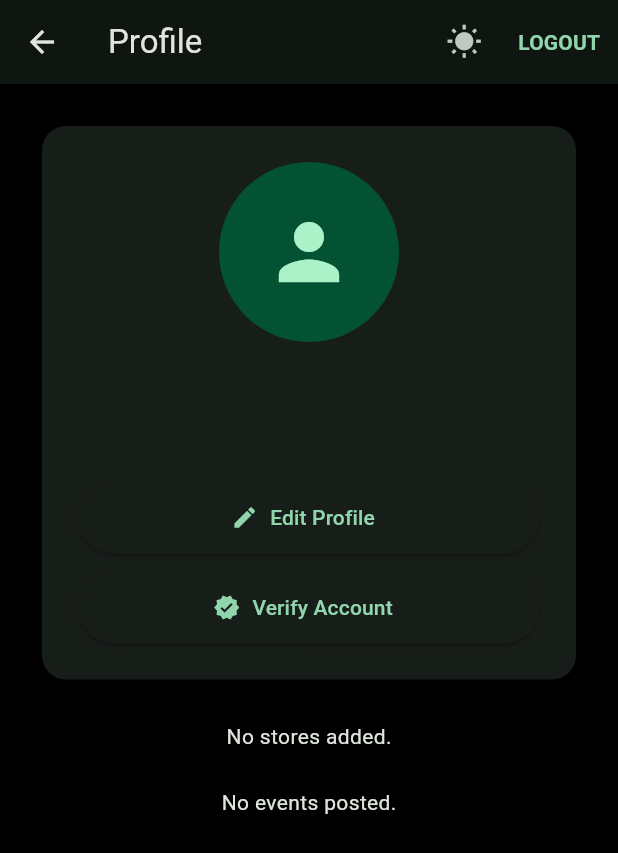
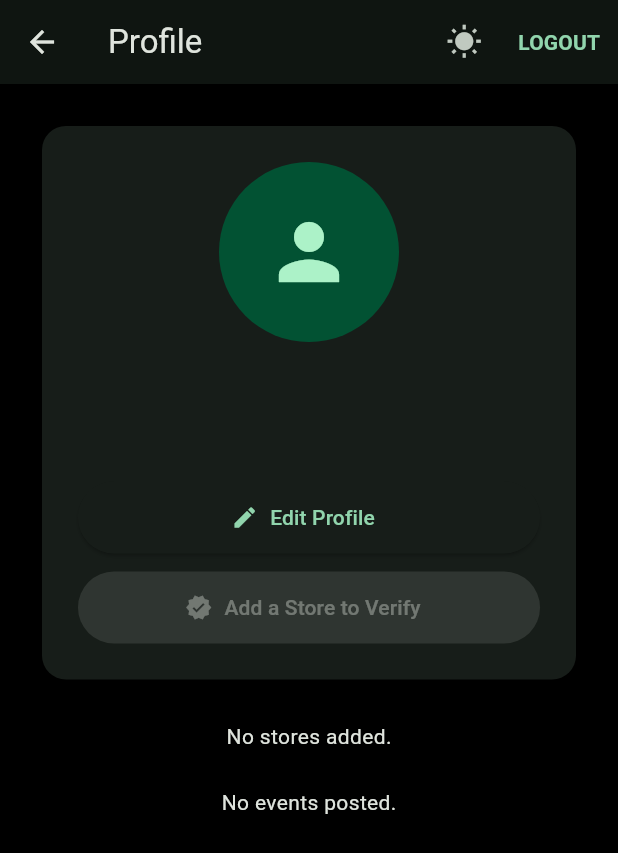
Before and after one commit to Olegario-III/lockalistaapp, a Flutter app: the ProfilePage screen opened directly with empty values, after a tap on the "nightlight round" icon, on a phone screen of 412 x 824 dp. Shown: the top 853 px of the screen. Run offline on Flutter 3.47's test engine with Material 3 defaults, Android fonts, the phone set to English and light mode, and no system bars; our stand-ins replace cached_network_image, cloud_firestore, firebase_auth, firebase_core, flutter_map, geolocator and 5 more; accounts and stored records are empty.

Commit message:
day22 working on user verification system

```diff
--- a/lib/features/profile/profile_page.dart
+++ b/lib/features/profile/profile_page.dart
@@ -1,4 +1,3 @@
-// lib/features/profile/profile_page.dart
 import 'package:flutter/material.dart';
 import 'package:firebase_auth/firebase_auth.dart';
 import 'package:cloud_firestore/cloud_firestore.dart';
@@ -26,11 +25,28 @@ class _ProfilePageState extends State<ProfilePage> {
   String imageUrl = "";
   String displayName = "";
   String email = "";
-  String role = ""; // role field from Firestore
+  String role = "";
+
   bool hasPendingVerification = false;
+  bool hasStore = false;
+  Timestamp? rejectedAt;
 
   bool get isOwner => widget.userId == currentUser?.uid;
   bool get isVerifiedOwner => role == "owner";
+
+  bool get isOnCooldown {
+    if (rejectedAt == null) return false;
+    final rejectedDate = rejectedAt!.toDate();
+    return DateTime.now()
+        .isBefore(rejectedDate.add(const Duration(days: 7)));
+  }
+
+  Duration get cooldownRemaining {
+    final rejectedDate = rejectedAt!.toDate();
+    return rejectedDate
+        .add(const Duration(days: 7))
+        .difference(DateTime.now());
+  }
 
   @override
   void initState() {
@@ -41,64 +57,76 @@ class _ProfilePageState extends State<ProfilePage> {
   Future<void> loadProfile() async {
     if (widget.userId.isEmpty) return;
 
-    final doc = await FirebaseFirestore.instance
+    /// ---------- USER ----------
+    final userDoc = await FirebaseFirestore.instance
         .collection("users")
         .doc(widget.userId)
         .get();
 
     if (!mounted) return;
 
-    if (doc.exists) {
-      final data = doc.data()!;
-      setState(() {
+    if (userDoc.exists) {
+      final data = userDoc.data()!;
       displayName = data["name"] ?? "";
       imageUrl = data["image"] ?? "";
       email = data["email"] ?? currentUser?.email ?? "";
       role = data["role"] ?? "";
-      });
+      rejectedAt = data["rejectedAt"];
     } else if (isOwner && currentUser != null) {
-      final newData = {
+      await FirebaseFirestore.instance
+          .collection("users")
+          .doc(widget.userId)
+          .set({
         "name": currentUser!.displayName ?? "",
         "email": currentUser!.email ?? "",
         "image": "",
-        "role": "", // default role
-      };
+        "role": "",
+      });
 
-      await FirebaseFirestore.instance
-          .collection("users")
-          .doc(widget.userId)
-          .set(newData);
+      displayName = currentUser!.displayName ?? "";
+      email = currentUser!.email ?? "";
+      imageUrl = "";
+      role = "";
+    }
+
+    /// ---------- STORE CHECK ----------
+    final storeSnap = await FirebaseFirestore.instance
+        .collection("stores")
+        .where("ownerId", isEqualTo: widget.userId)
+        .limit(1)
+        .get();
+
+    hasStore = storeSnap.docs.isNotEmpty;
+
+    /// ---------- VERIFICATION REQUEST ----------
+    final verSnap = await FirebaseFirestore.instance
+        .collection("verification_requests")
+        .where("userId", isEqualTo: widget.userId)
+        .where("status", isEqualTo: "pending")
+        .limit(1)
+        .get();
+
+    hasPendingVerification = verSnap.docs.isNotEmpty;
 
     if (!mounted) return;
-
-      setState(() {
-        displayName = newData["name"]!;
-        email = newData["email"]!;
-        imageUrl = "";
-        role = "";
-      });
+    setState(() {});
   }
 
-    // check if verification request is pending
-    final verDoc = await FirebaseFirestore.instance
-        .collection("verification_requests")
-        .doc(widget.userId)
-        .get();
+  String _formatDuration(Duration d) {
+    final days = d.inDays;
+    final hours = d.inHours % 24;
+    final minutes = d.inMinutes % 60;
 
-    if (!mounted) return;
-
-    setState(() {
-      hasPendingVerification =
-          verDoc.exists && (verDoc.data()?['status'] ?? "") == 'pending';
-    });
+    if (days > 0) return '${days}d ${hours}h ${minutes}m';
+    if (hours > 0) return '${hours}h ${minutes}m';
+    return '${minutes}m';
   }
 
-  /// ---------------- LOGOUT WITH CONFIRMATION ----------------
+  /// ---------------- LOGOUT ----------------
   void logout() async {
     final confirmed = await showDialog<bool>(
       context: context,
-      builder: (context) {
-        return AlertDialog(
+      builder: (_) => AlertDialog(
         title: const Text('Confirm Logout'),
         content: const Text('Are you sure you want to logout?'),
         actions: [
@@ -111,11 +139,10 @@ class _ProfilePageState extends State<ProfilePage> {
             child: const Text('Logout'),
           ),
         ],
-        );
-      },
+      ),
     );
 
-    if (confirmed != true) return; // user cancelled
+    if (confirmed != true) return;
 
     await FirebaseAuth.instance.signOut();
     if (!mounted) return;
@@ -126,6 +153,13 @@ class _ProfilePageState extends State<ProfilePage> {
   Widget build(BuildContext context) {
     final themeNotifier = context.watch<ThemeNotifier>();
     final isDarkMode = themeNotifier.isDarkMode;
+
+    final bool canVerify = isOwner &&
+        role != 'admin' &&
+        !isVerifiedOwner &&
+        hasStore &&
+        !hasPendingVerification &&
+        !isOnCooldown;
 
     return Scaffold(
       appBar: AppBar(
@@ -149,9 +183,8 @@ class _ProfilePageState extends State<ProfilePage> {
         child: SingleChildScrollView(
           padding: const EdgeInsets.all(24),
           child: Column(
-            crossAxisAlignment: CrossAxisAlignment.center,
             children: [
-              // Profile Info Card
+              /// ---------------- PROFILE CARD ----------------
               Card(
                 shape: RoundedRectangleBorder(
                   borderRadius: BorderRadius.circular(16),
@@ -159,7 +192,6 @@ class _ProfilePageState extends State<ProfilePage> {
                 child: Padding(
                   padding: const EdgeInsets.all(24),
                   child: Column(
-                    mainAxisSize: MainAxisSize.min,
                     children: [
                       CircleAvatar(
                         radius: 60,
@@ -179,12 +211,11 @@ class _ProfilePageState extends State<ProfilePage> {
                             ?.copyWith(fontWeight: FontWeight.bold),
                       ),
                       const SizedBox(height: 4),
-                      Text(
-                        email,
-                        style: Theme.of(context).textTheme.bodyMedium,
-                      ),
+                      Text(email),
                       const SizedBox(height: 24),
+
                       if (isOwner) ...[
+                        /// EDIT PROFILE
                         ElevatedButton.icon(
                           icon: const Icon(Icons.edit),
                           label: const Text("Edit Profile"),
@@ -202,30 +233,51 @@ class _ProfilePageState extends State<ProfilePage> {
                             minimumSize: const Size(double.infinity, 48),
                           ),
                         ),
+
                         const SizedBox(height: 12),
+
+                        /// VERIFY BUTTON
                         ElevatedButton.icon(
                           icon: const Icon(Icons.verified),
-                          label: Text(isVerifiedOwner
+                          label: Text(
+                            isVerifiedOwner
                                 ? "Verified Owner"
                                 : hasPendingVerification
                                     ? "Pending Verification"
-                                  : "Verify Account"),
-                          onPressed: isVerifiedOwner || hasPendingVerification
-                              ? null
-                              : () {
+                                    : !hasStore
+                                        ? "Add a Store to Verify"
+                                        : isOnCooldown
+                                            ? "Cooldown Active"
+                                            : "Verify Account",
+                          ),
+                          onPressed: canVerify
+                              ? () {
                                   Navigator.push(
                                     context,
                                     MaterialPageRoute(
                                       builder: (_) => VerificationFormPage(
-                                          userId: widget.userId),
+                                        userId: widget.userId,
+                                      ),
                                     ),
                                   ).then((_) => loadProfile());
-                                },
+                                }
+                              : null,
                           style: ElevatedButton.styleFrom(
                             minimumSize: const Size(double.infinity, 48),
-                            backgroundColor: isVerifiedOwner
-                                ? Colors.green
-                                : null,
+                            backgroundColor:
+                                isVerifiedOwner ? Colors.green : null,
+                          ),
+                        ),
+
+                        if (isOnCooldown)
+                          Padding(
+                            padding: const EdgeInsets.only(top: 8),
+                            child: Text(
+                              'You can request again in ${_formatDuration(cooldownRemaining)}',
+                              style: const TextStyle(
+                                color: Colors.redAccent,
+                                fontSize: 13,
+                              ),
                             ),
                           ),
                       ],
@@ -233,13 +285,15 @@ class _ProfilePageState extends State<ProfilePage> {
                   ),
                 ),
               ),
+
               const SizedBox(height: 24),
 
-              // User Added Stores
+              /// ---------------- STORES ----------------
               ProfileStoresList(userId: widget.userId),
+
               const SizedBox(height: 24),
 
-              // User Posted Events
+              /// ---------------- EVENTS ----------------
               ProfileEventsList(userId: widget.userId),
             ],
           ),
--- a/lib/features/profile/verification_form_page.dart
+++ b/lib/features/profile/verification_form_page.dart
@@ -111,12 +111,12 @@ class _VerificationFormPageState extends State<VerificationFormPage> {
             const SizedBox(height: 32),
             ElevatedButton(
               onPressed: isSubmitting ? null : submitVerification,
+              style: ElevatedButton.styleFrom(
+                minimumSize: const Size(double.infinity, 48),
+              ),
               child: isSubmitting
                   ? const CircularProgressIndicator(color: Colors.white)
                   : const Text('Submit Verification'),
-              style: ElevatedButton.styleFrom(
-                minimumSize: const Size(double.infinity, 48),
-              ),
             ),
           ],
         ),
--- a/lib/features/stores/store_filters.dart
+++ b/lib/features/stores/store_filters.dart
@@ -72,7 +72,7 @@ class StoreFilters extends StatelessWidget {
 
           /// 🔹 BARANGAY FILTER
           DropdownButtonFormField<String>(
-            value: selectedBarangay,
+            initialValue: selectedBarangay,
             hint: const Text('Filter by Barangay'),
             items: barangays
                 .map(
--- a/lib/features/stores/store_list_page.dart
+++ b/lib/features/stores/store_list_page.dart
@@ -99,7 +99,9 @@ class _StoreListPageState extends State<StoreListPage> {
   Future<void> _getUserLocation() async {
     final permission = await Geolocator.requestPermission();
     if (permission == LocationPermission.denied ||
-        permission == LocationPermission.deniedForever) return;
+        permission == LocationPermission.deniedForever) {
+      return;
+    }
 
     userPosition = await Geolocator.getCurrentPosition();
     if (!mounted) return;
--- a/lib/models/store_model.dart
+++ b/lib/models/store_model.dart
@@ -23,6 +23,8 @@ class StoreModel {
   final String? description;
   final List<String> images;
 
+  final Timestamp? createdAt; // ← NEW: timestamp for cooldown / ordering
+
   StoreModel({
     required this.id,
     required this.name,
@@ -41,6 +43,7 @@ class StoreModel {
     this.comments = const [],
     this.description,
     this.images = const [],
+    this.createdAt, // ← added to constructor
   });
 
   double get averageRating => ratingCount == 0 ? 0.0 : rating / ratingCount;
@@ -67,6 +70,7 @@ class StoreModel {
           .map((c) => CommentModel.fromMap(c as Map<String, dynamic>))
           .toList(),
       description: map['description'],
+      createdAt: map['createdAt'] as Timestamp?, // ← new field from Firestore
     );
   }
 
@@ -88,6 +92,7 @@ class StoreModel {
       'images': images,
       'comments': comments.map((c) => c.toMap()).toList(),
       'description': description,
+      'createdAt': createdAt, // ← include in map for Firestore
     };
   }
 }
```
Also changed, not shown: lib/features/admin/admin_dashboard_page.dart (+8 -3 lines), lib/features/admin/verification/verification_requests_page.dart (added, +222 -0 lines), lib/features/events/add_event_page.dart (+78 -36 lines), lib/features/stores/add_store_page.dart (+75 -45 lines). Lines whose indentation alone changed are shown as unchanged.
